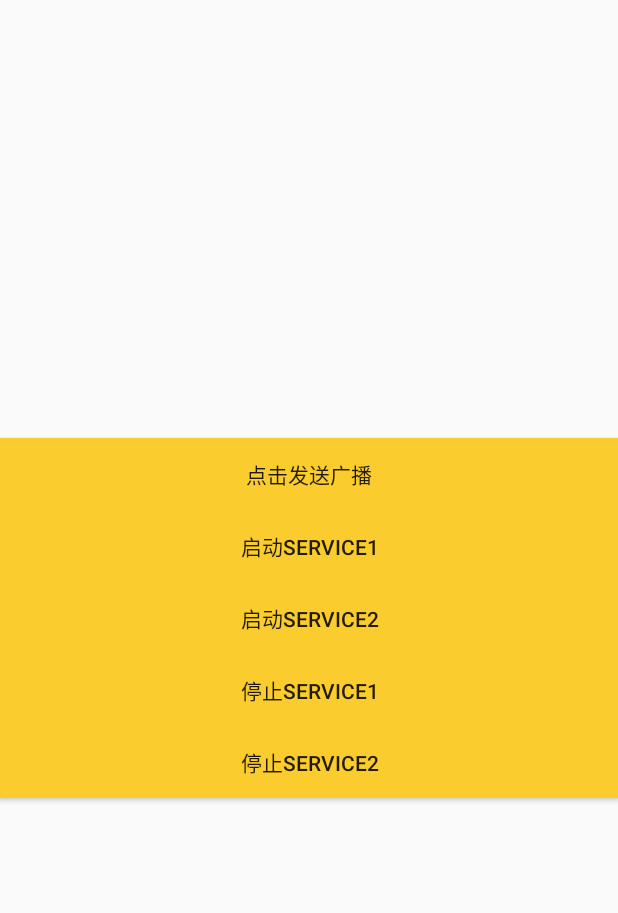
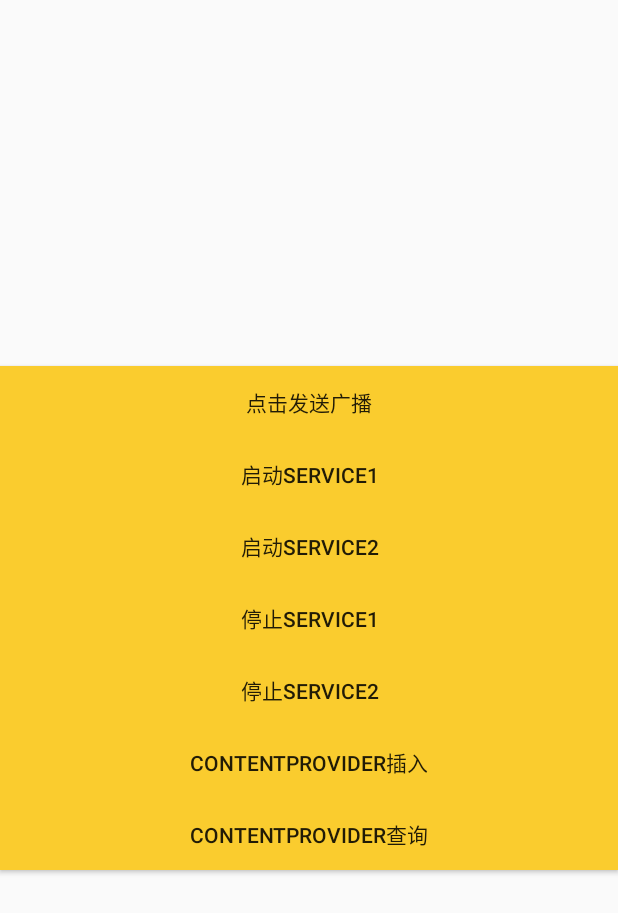
Before and after one commit to jason0539/StudyAndroid, an Android app: the SecActivity screen opened directly, with no data from a screen before it, on a phone screen of 412 x 824 dp. Shown: the top 913 px of the screen. Run offline under Robolectric (Android 15) with nearby library versions, the phone set to English and light mode, and no system bars.

Commit message:
feature：SecActivity增加contentProvider使用

```diff
--- a/plugin/src/main/java/com/jason/demoplugin/SecActivity.java
+++ b/plugin/src/main/java/com/jason/demoplugin/SecActivity.java
@@ -2,13 +2,17 @@ package com.jason.demoplugin;
 
 import android.app.Activity;
 import android.content.ComponentName;
+import android.content.ContentValues;
 import android.content.Intent;
+import android.database.Cursor;
 import android.graphics.Color;
 import android.os.Bundle;
+import android.util.Log;
 import android.view.Gravity;
 import android.view.View;
 import android.widget.Button;
 import android.widget.LinearLayout;
+import android.widget.Toast;
 
 /**
  * Created by liuzhenhui on 2017/1/10.
@@ -87,6 +91,41 @@ public class SecActivity extends Activity {
         });
         linearLayout.addView(stopService2);
 
+        Button contentProviderInsert = new Button(this);
+        contentProviderInsert.setBackgroundColor(Color.parseColor("#FACC2E"));
+        contentProviderInsert.setText("ContentProvider插入");
+        contentProviderInsert.setOnClickListener(new View.OnClickListener() {
+            @Override
+            public void onClick(View v) {
+                ContentValues values = new ContentValues();
+                values.put(PluginContentProvider.PluginTable.PLUGIN_NAME, "plugin com.jason.demoplugin " + System.currentTimeMillis());
+                getContentResolver().insert(PluginContentProvider.PLUGIN_CONTENT_URI, values);
+            }
+        });
+        linearLayout.addView(contentProviderInsert);
+
+        Button contentProviderQuery = new Button(this);
+        contentProviderQuery.setBackgroundColor(Color.parseColor("#FACC2E"));
+        contentProviderQuery.setText("ContentProvider查询");
+        contentProviderQuery.setOnClickListener(new View.OnClickListener() {
+            @Override
+            public void onClick(View v) {
+                Cursor cursor = getContentResolver().query(PluginContentProvider.PLUGIN_CONTENT_URI, null, null, null, null);
+                if (cursor != null) {
+                    if (cursor.moveToFirst()) {
+                        int index = cursor.getColumnIndex(PluginContentProvider.PluginTable.PLUGIN_NAME);
+                        if (index != -1) {
+                            String pluginName = cursor.getString(index);
+                            Log.d("TAG_HOOK", "PluginContentProvider -> query : pluginName = " + pluginName);
+                            Toast.makeText(SecActivity.this, "ContentProvider 查询 pluginName = " + pluginName, Toast.LENGTH_SHORT);
+                        }
+                    }
+                    cursor.close();
+                }
+            }
+        });
+        linearLayout.addView(contentProviderQuery);
+
         setContentView(linearLayout);
     }
 }
```
